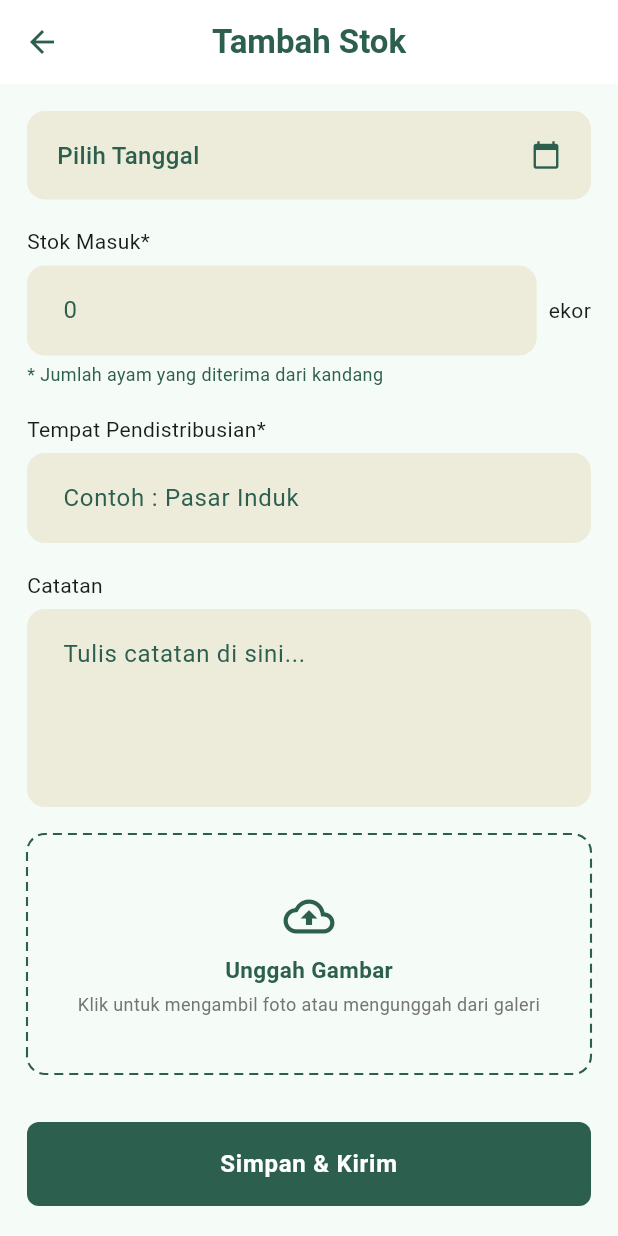
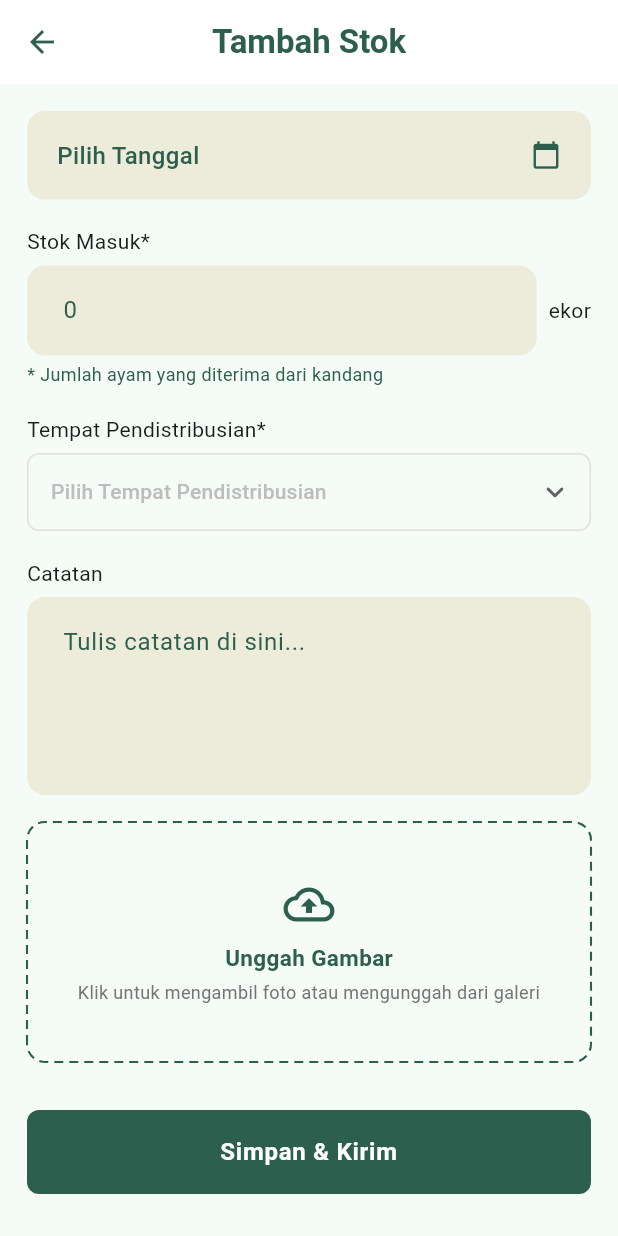
Before and after one commit to arkanaajaaa/HayCrew, a Flutter app: the TambahStokPage screen opened by its route, on a phone screen of 412 x 824 dp. Run offline on Flutter 3.47's test engine with Material 3 defaults, Android fonts, the phone set to English and light mode, and no system bars; our stand-ins replace get, get_storage, google_sign_in, image_picker, sqflite; missing offline and left inert: googleapis; accounts and stored records are empty; network calls fail.

Commit message:
Fix Beberapa Revisi

```diff
--- a/lib/controllers/CStorage/tambahstok_controller.dart
+++ b/lib/controllers/CStorage/tambahstok_controller.dart
@@ -11,30 +11,6 @@ import 'package:intl/intl.dart';
 import 'package:http/http.dart' as http;
 import 'package:path/path.dart' as path;
 
-/// TambahStokController — form "Tambah Stok" (stok masuk dari kandang).
-///
-/// PENTING: Tampilan form-nya tetap (Stok Masuk/ekor, Tempat Pendistribusian,
-/// Catatan, Upload Foto), TAPI backend-nya ternyata bukan endpoint sendiri —
-/// ini nyambung ke sistem "Permintaan" yang sudah ada di kandang module
-/// (POST /api/permintaan), dengan field di-mapping seperti berikut:
-///   - nama_permintaan : 'Tambah Stok Ayam' (fixed, biar gampang difilter)
-///   - tipe            : 'barang'
-///   - tanggal         : tanggal tunggal yang dipilih user
-///   - jumlah          : nilai Stok Masuk (ekor)
-///   - keterangan      : gabungan Tempat Pendistribusian + Catatan
-///   - foto            : file upload (tambahan baru, PermintaanController versi
-///                       kandang belum kirim foto — cek dulu ke backend apakah
-///                       field 'foto' ini didukung di controller Laravel-nya)
-///
-/// Method pengiriman data (simpan lokal dulu -> coba kirim ke API -> tandai
-/// synced kalau berhasil / tetap tersimpan lokal kalau gagal) tetap sama
-/// persis dengan LaporanController (CKandang).
-///
-/// Catatan migrasi: form ini sebelumnya pakai date RANGE, tapi endpoint
-/// /api/permintaan cuma pernah terima 1 tanggal (dulu dipakai tanggal_mulai
-/// saja, tanggal_selesai tidak pernah dipakai). Karena itu diubah jadi
-/// single date, sekaligus tabel lokal `tambah_stok` dimigrasi ke kolom
-/// `tanggal` tunggal (lihat dbService.dart versi 6).
 class TambahStokController extends GetxController {
   final _storage = GetStorage();
   String get _token => _storage.read('token') ?? '';
@@ -42,13 +18,23 @@ class TambahStokController extends GetxController {
   final _db = DBHelper();
 
   final stokMasukController = TextEditingController();
-  final tempatDistribusiController = TextEditingController();
+
+  // Dropdown Tempat Pendistribusian
+  final RxString selectedTempatDistribusi = ''.obs;
+  final List<String> listTempatDistribusi = [
+    'Gudang Depok',
+    'Gudang Bogor',
+  ];
+
   final catatanController = TextEditingController();
 
   final selectedDate = Rxn<DateTime>();
   final formattedDate = 'Pilih Tanggal'.obs;
 
   final Rx<File?> image = Rx<File?>(null);
+
+  // Flag untuk mencegah double-tap / error "already_active" pada ImagePicker
+  bool _isPickingImage = false;
 
   final isLoading = false.obs;
   final tambahStokList = <Map<String, dynamic>>[].obs;
@@ -74,18 +60,30 @@ class TambahStokController extends GetxController {
   }
 
   void pickImage() async {
+    // Mencegah eksekusi berulang jika galeri/kamera sedang terbuka
+    if (_isPickingImage) return;
+
+    try {
+      _isPickingImage = true;
       final picked = await ImagePicker().pickImage(
         source: ImageSource.gallery,
         imageQuality: 80,
       );
+
       if (picked != null) {
         image.value = File(picked.path);
+      }
+    } catch (e) {
+      debugPrint('ImagePicker Error: $e');
+    } finally {
+      // Reset flag baik saat sukses, batal, maupun error
+      _isPickingImage = false;
     }
   }
 
   bool _validate() {
     if (stokMasukController.text.isEmpty ||
-        tempatDistribusiController.text.isEmpty ||
+        selectedTempatDistribusi.value.isEmpty ||
         selectedDate.value == null) {
       Get.snackbar(
         'Error',
@@ -104,11 +102,10 @@ class TambahStokController extends GetxController {
     isLoading.value = true;
 
     final now = DateTime.now().toIso8601String();
-    // Data yang disimpan lokal (struktur tabel tambah_stok versi baru,
-    // kolom `tanggal` tunggal — lihat dbService.dart)
+
     final localData = {
       'stok_masuk': int.parse(stokMasukController.text),
-      'tempat_pendistribusian': tempatDistribusiController.text,
+      'tempat_pendistribusian': selectedTempatDistribusi.value,
       'catatan': catatanController.text,
       'foto': image.value?.path,
       'tanggal': DateFormat('yyyy-MM-dd').format(selectedDate.value!),
@@ -144,19 +141,12 @@ class TambahStokController extends GetxController {
     }
   }
 
-  /// Refresh ringkasan & daftar stok di homepage storage (StorageHomeController)
-  /// supaya kartu-kartu di homepage langsung update begitu user balik dari
-  /// form ini, tanpa perlu pull-to-refresh manual. Dicek dulu apakah
-  /// controllernya masih ke-register di memory (harusnya masih, karena
-  /// halaman ini cuma di-push di atas homepage, bukan menggantikannya).
   void _refreshHomeIfExists() {
     if (Get.isRegistered<StorageHomeController>()) {
       Get.find<StorageHomeController>().refreshData();
     }
   }
 
-  /// Kirim ke endpoint /api/permintaan (bukan /api/tambah-stok — lihat
-  /// penjelasan mapping field di dokumentasi class di atas).
   Future<bool> _submitToApi(Map<String, dynamic> data) async {
     try {
       final uri = Uri.parse('${ApiConstant.baseUrl}/api/permintaan');
@@ -168,8 +158,6 @@ class TambahStokController extends GetxController {
         'Authorization': 'Bearer $_token',
       });
 
-      // Gabungkan Tempat Pendistribusian + Catatan ke satu field 'keterangan'
-      // karena endpoint /api/permintaan tidak punya kolom khusus untuk itu.
       final keterangan = [
         'Tempat distribusi: ${data['tempat_pendistribusian']}',
         if ((data['catatan'] as String?)?.isNotEmpty ?? false) data['catatan'],
@@ -181,8 +169,6 @@ class TambahStokController extends GetxController {
       request.fields['jumlah'] = data['stok_masuk'].toString();
       request.fields['keterangan'] = keterangan;
 
-      // Field tambahan (jaga-jaga kalau backend punya kolom ini juga,
-      // aman untuk dikirim meski nanti diabaikan backend).
       request.fields['tempat_pendistribusian'] =
           data['tempat_pendistribusian'];
 
@@ -227,251 +213,7 @@ class TambahStokController extends GetxController {
   @override
   void onClose() {
     stokMasukController.dispose();
-    tempatDistribusiController.dispose();
     catatanController.dispose();
     super.onClose();
   }
 }
-
-
-
-
-
-
-
-
-
-
-
-
-
-
-
-
-
-
-
-
-
-
-
-// import 'dart:io';
-// import 'package:flutter/material.dart';
-// import 'package:get/get.dart';
-// import 'package:get_storage/get_storage.dart';
-// import 'package:haycrew_app/services/dbService.dart';
-// import 'package:haycrew_app/components/CSuccessSplash.dart';
-// import 'package:haycrew_app/constants/api_constant.dart';
-// import 'package:image_picker/image_picker.dart';
-// import 'package:intl/intl.dart';
-// import 'package:http/http.dart' as http;
-// import 'package:path/path.dart' as path;
-
-// /// TambahStokController — form "Tambah Stok" (stok masuk dari kandang).
-// ///
-// /// PENTING: Tampilan form-nya tetap (Stok Masuk/ekor, Tempat Pendistribusian,
-// /// Catatan, Upload Foto), TAPI backend-nya ternyata bukan endpoint sendiri —
-// /// ini nyambung ke sistem "Permintaan" yang sudah ada di kandang module
-// /// (POST /api/permintaan), dengan field di-mapping seperti berikut:
-// ///   - nama_permintaan : 'Tambah Stok Ayam' (fixed, biar gampang difilter)
-// ///   - tipe            : 'barang'
-// ///   - tanggal         : tanggal tunggal yang dipilih user
-// ///   - jumlah          : nilai Stok Masuk (ekor)
-// ///   - keterangan      : gabungan Tempat Pendistribusian + Catatan
-// ///   - foto            : file upload (tambahan baru, PermintaanController versi
-// ///                       kandang belum kirim foto — cek dulu ke backend apakah
-// ///                       field 'foto' ini didukung di controller Laravel-nya)
-// ///
-// /// Method pengiriman data (simpan lokal dulu -> coba kirim ke API -> tandai
-// /// synced kalau berhasil / tetap tersimpan lokal kalau gagal) tetap sama
-// /// persis dengan LaporanController (CKandang).
-// ///
-// /// Catatan migrasi: form ini sebelumnya pakai date RANGE, tapi endpoint
-// /// /api/permintaan cuma pernah terima 1 tanggal (dulu dipakai tanggal_mulai
-// /// saja, tanggal_selesai tidak pernah dipakai). Karena itu diubah jadi
-// /// single date, sekaligus tabel lokal `tambah_stok` dimigrasi ke kolom
-// /// `tanggal` tunggal (lihat dbService.dart versi 6).
-// class TambahStokController extends GetxController {
-//   final _storage = GetStorage();
-//   String get _token => _storage.read('token') ?? '';
-
-//   final _db = DBHelper();
-
-//   final stokMasukController = TextEditingController();
-//   final tempatDistribusiController = TextEditingController();
-//   final catatanController = TextEditingController();
-
-//   final selectedDate = Rxn<DateTime>();
-//   final formattedDate = 'Pilih Tanggal'.obs;
-
-//   final Rx<File?> image = Rx<File?>(null);
-
-//   final isLoading = false.obs;
-//   final tambahStokList = <Map<String, dynamic>>[].obs;
-
-//   @override
-//   void onInit() {
-//     super.onInit();
-//     fetchTambahStok();
-//   }
-
-//   Future<void> selectDate() async {
-//     final picked = await showDatePicker(
-//       context: Get.context!,
-//       initialDate: selectedDate.value ?? DateTime.now(),
-//       firstDate: DateTime(2020),
-//       lastDate: DateTime(2100),
-//       locale: const Locale('id', 'ID'),
-//     );
-//     if (picked != null) {
-//       selectedDate.value = picked;
-//       formattedDate.value = DateFormat('dd MMM yyyy', 'id_ID').format(picked);
-//     }
-//   }
-
-//   void pickImage() async {
-//     final picked = await ImagePicker().pickImage(
-//       source: ImageSource.gallery,
-//       imageQuality: 80,
-//     );
-//     if (picked != null) {
-//       image.value = File(picked.path);
-//     }
-//   }
-
-//   bool _validate() {
-//     if (stokMasukController.text.isEmpty ||
-//         tempatDistribusiController.text.isEmpty ||
-//         selectedDate.value == null) {
-//       Get.snackbar(
-//         'Error',
-//         'Mohon lengkapi semua field wajib (*).',
-//         backgroundColor: Colors.red.shade100,
-//       );
-//       return false;
-//     }
-//     return true;
-//   }
-
-//   Future<void> submit() async {
-//     if (isLoading.value) return; // cegah double-submit
-//     if (!_validate()) return;
-
-//     isLoading.value = true;
-
-//     final now = DateTime.now().toIso8601String();
-//     // Data yang disimpan lokal (struktur tabel tambah_stok versi baru,
-//     // kolom `tanggal` tunggal — lihat dbService.dart)
-//     final localData = {
-//       'stok_masuk': int.parse(stokMasukController.text),
-//       'tempat_pendistribusian': tempatDistribusiController.text,
-//       'catatan': catatanController.text,
-//       'foto': image.value?.path,
-//       'tanggal': DateFormat('yyyy-MM-dd').format(selectedDate.value!),
-//       'is_synced': 0,
-//       'created_at': now,
-//     };
-
-//     try {
-//       final localId = await _db.addTambahStok(localData);
-
-//       final success = await _submitToApi(localData);
-
-//       if (success) {
-//         await _db.markTambahStokSynced(localId);
-//         fetchTambahStok();
-//         await CSuccessSplash.show(message: 'Stok berhasil\ntersimpan');
-//         Get.back();
-//       } else {
-//         fetchTambahStok();
-//         Get.snackbar(
-//           'Tersimpan Lokal',
-//           'Data disimpan lokal, akan disync saat online.',
-//           backgroundColor: Colors.orange.shade100,
-//         );
-//         Get.back();
-//       }
-//     } catch (e) {
-//       Get.snackbar('Error', 'Terjadi kesalahan: $e');
-//     } finally {
-//       isLoading.value = false;
-//     }
-//   }
-
-//   /// Kirim ke endpoint /api/permintaan (bukan /api/tambah-stok — lihat
-//   /// penjelasan mapping field di dokumentasi class di atas).
-//   Future<bool> _submitToApi(Map<String, dynamic> data) async {
-//     try {
-//       final uri = Uri.parse('${ApiConstant.baseUrl}/api/permintaan');
-//       debugPrint('Hitting URL: $uri');
-//       final request = http.MultipartRequest('POST', uri);
-
-//       request.headers.addAll({
-//         'Accept': 'application/json',
-//         'Authorization': 'Bearer $_token',
-//       });
-
-//       // Gabungkan Tempat Pendistribusian + Catatan ke satu field 'keterangan'
-//       // karena endpoint /api/permintaan tidak punya kolom khusus untuk itu.
-//       final keterangan = [
-//         'Tempat distribusi: ${data['tempat_pendistribusian']}',
-//         if ((data['catatan'] as String?)?.isNotEmpty ?? false) data['catatan'],
-//       ].join('. ');
-
-//       request.fields['nama_permintaan'] = 'Tambah Stok Ayam';
-//       request.fields['tipe'] = 'barang';
-//       request.fields['tanggal'] = data['tanggal'];
-//       request.fields['jumlah'] = data['stok_masuk'].toString();
-//       request.fields['keterangan'] = keterangan;
-
-//       // Field tambahan (jaga-jaga kalau backend punya kolom ini juga,
-//       // aman untuk dikirim meski nanti diabaikan backend).
-//       request.fields['tempat_pendistribusian'] =
-//           data['tempat_pendistribusian'];
-
-//       if (data['foto'] != null && data['foto'].toString().isNotEmpty) {
-//         final file = File(data['foto']);
-//         if (await file.exists()) {
-//           request.files.add(
-//             await http.MultipartFile.fromPath(
-//               'foto',
-//               file.path,
-//               filename: path.basename(file.path),
-//             ),
-//           );
-//         }
-//       }
-
-//       final streamedResponse = await request.send().timeout(
-//         const Duration(seconds: 30),
-//       );
-//       final statusCode = streamedResponse.statusCode;
-//       final body = await streamedResponse.stream.bytesToString();
-//       debugPrint('Status: $statusCode, Body: $body');
-
-//       return statusCode == 200 || statusCode == 201;
-//     } catch (e) {
-//       debugPrint('API Error: $e');
-//       return false;
-//     }
-//   }
-
-//   Future<void> fetchTambahStok() async {
-//     final data = await _db.getAllTambahStok();
-//     tambahStokList.assignAll(data);
-//   }
-
-//   Future<void> deleteTambahStok(int id) async {
-//     await _db.deleteTambahStok(id);
-//     fetchTambahStok();
-//     Get.snackbar('Berhasil', 'Data dihapus.');
-//   }
-
-//   @override
-//   void onClose() {
-//     stokMasukController.dispose();
-//     tempatDistribusiController.dispose();
-//     catatanController.dispose();
-//     super.onClose();
-//   }
-// }
--- a/lib/pages/dashboard/storage/tambahstokpage.dart
+++ b/lib/pages/dashboard/storage/tambahstokpage.dart
@@ -24,8 +24,6 @@ class TambahStokPage extends GetView<TambahStokController> {
             crossAxisAlignment: CrossAxisAlignment.start,
             children: [
               // Single date -> controller.formattedDate / controller.selectDate
-              // (butuh TambahStokController diupdate + tabel tambah_stok
-              // dimigrasi ke kolom `tanggal` tunggal, lihat catatan di chat).
               Obx(
                 () => CDateRangePicker(
                   displayText: controller.formattedDate.value,
@@ -56,11 +54,53 @@ class TambahStokPage extends GetView<TambahStokController> {
               ),
               const SizedBox(height: 18),
 
+              // Dropdown Tempat Pendistribusian
               Text('Tempat Pendistribusian*', style: theme.textTheme.bodyMedium),
               const SizedBox(height: 6),
-              CTextField(
-                controller: controller.tempatDistribusiController,
-                hintText: 'Contoh : Pasar Induk',
+              Obx(
+                () => DropdownButtonFormField<String>(
+                  value: controller.selectedTempatDistribusi.value.isEmpty
+                      ? null
+                      : controller.selectedTempatDistribusi.value,
+                  hint: Text(
+                    'Pilih Tempat Pendistribusian',
+                    style: TextStyle(
+                      color: Colors.grey.shade400,
+                      fontSize: 14,
+                    ),
+                  ),
+                  icon: const Icon(Icons.keyboard_arrow_down_rounded),
+                  items: controller.listTempatDistribusi.map((String item) {
+                    return DropdownMenuItem<String>(
+                      value: item,
+                      child: Text(item),
+                    );
+                  }).toList(),
+
+                  onChanged: (String? newValue) {
+                    if (newValue != null) {
+                      controller.selectedTempatDistribusi.value = newValue;
+                    }
+                  },
+                  decoration: InputDecoration(
+                    contentPadding: const EdgeInsets.symmetric(
+                      horizontal: 12,
+                      vertical: 14,
+                    ),
+                    border: OutlineInputBorder(
+                      borderRadius: BorderRadius.circular(8),
+                      borderSide: BorderSide(color: Colors.grey.shade300),
+                    ),
+                    enabledBorder: OutlineInputBorder(
+                      borderRadius: BorderRadius.circular(8),
+                      borderSide: BorderSide(color: Colors.grey.shade300),
+                    ),
+                    focusedBorder: OutlineInputBorder(
+                      borderRadius: BorderRadius.circular(8),
+                      borderSide: const BorderSide(color: AppColors.primaryGreen),
+                    ),
+                  ),
+                ),
               ),
               const SizedBox(height: 18),
 
--- a/lib/pages/profilepage.dart
+++ b/lib/pages/profilepage.dart
@@ -37,10 +37,6 @@ class ProfilPage extends GetView<ProfilController> {
           fontSize: 18,
           fontWeight: FontWeight.w600,
         ),
-      ),
-      leading: IconButton(
-        icon: const Icon(Icons.arrow_back, color: AppColors.black),
-        onPressed: Get.back,
       ),
     );
   }
--- a/lib/routes/app_routes.dart
+++ b/lib/routes/app_routes.dart
@@ -19,5 +19,5 @@ class AppRoutes {
   static const String PROFIL        = '/profil';
   static const String SETTINGS      = '/settings';
   static const String NOTIFICATIONS = '/notifications';
-  static const String INITIAL = LOGIN;
+  static const String INITIAL = SPLASH;
 }
--- a/pubspec.yaml
+++ b/pubspec.yaml
@@ -22,6 +22,7 @@ dependencies:
   image_picker: ^1.2.1
   sqflite: ^2.4.2+1
   get_storage: ^2.1.1
+  url_launcher: ^6.3.0
 
 dev_dependencies:
   flutter_test:
```
Also changed, not shown: lib/controllers/CStorage/laporanstok_controller.dart (+7 -7 lines), lib/controllers/profilecontroller.dart (+32 -15 lines), lib/pages/dashboard/kandang/main_shell_pagekandang.dart (+2 -12 lines), lib/pages/dashboard/storage/homepagestorage.dart (+0 -9 lines), lib/pages/dashboard/storage/laporanstokpage.dart (+44 -5 lines), lib/pages/dashboard/storage/mainshell_pagestorage.dart (+2 -19 lines), pubspec.lock, 6 other files. Lines whose indentation alone changed are shown as unchanged.
